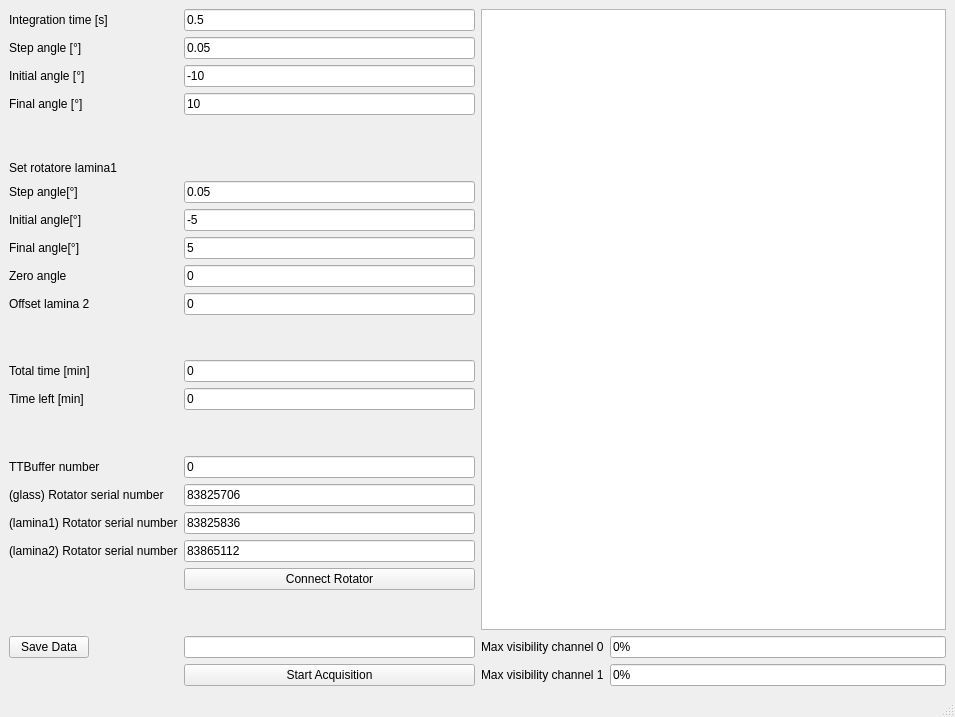
qLuxor/pylabtools, file timebin_lamina.ui: the form before one commit.
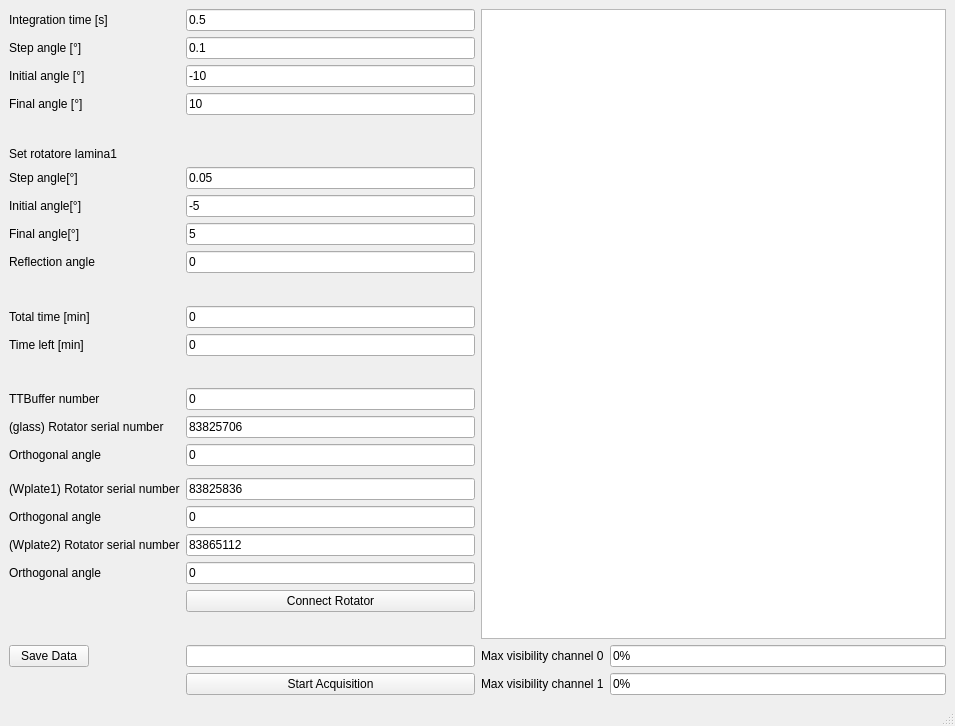
The form after the commit. Custom widgets are drawn as their Qt base class.

Commit message: Home position added

Diff of the .ui file:
```diff
--- a/timebin_lamina.ui
+++ b/timebin_lamina.ui
@@ -7,7 +7,7 @@
     <x>0</x>
     <y>0</y>
     <width>955</width>
-    <height>717</height>
+    <height>726</height>
    </rect>
   </property>
   <property name="windowTitle">
@@ -20,63 +20,63 @@
       <property name="fieldGrowthPolicy">
        <enum>QFormLayout::AllNonFixedFieldsGrow</enum>
       </property>
-      <item row="0" column="0">
+      <item row="2" column="0">
        <widget class="QLabel" name="label">
         <property name="text">
          <string>Integration time [s]</string>
         </property>
        </widget>
       </item>
-      <item row="0" column="1">
+      <item row="2" column="1">
        <widget class="QLineEdit" name="txtIntTime">
         <property name="text">
          <string>0.5</string>
         </property>
        </widget>
       </item>
-      <item row="1" column="0">
+      <item row="3" column="0">
        <widget class="QLabel" name="label_2">
         <property name="text">
          <string>Step angle [°]</string>
         </property>
        </widget>
       </item>
-      <item row="1" column="1">
+      <item row="3" column="1">
        <widget class="QLineEdit" name="txtStpAngle">
         <property name="text">
-         <string>0.05</string>
+         <string>0.1</string>
         </property>
        </widget>
       </item>
-      <item row="2" column="0">
+      <item row="4" column="0">
        <widget class="QLabel" name="label_3">
         <property name="text">
          <string>Initial angle [°]</string>
         </property>
        </widget>
       </item>
-      <item row="2" column="1">
+      <item row="4" column="1">
        <widget class="QLineEdit" name="txtIniAngle">
         <property name="text">
          <string>-10</string>
         </property>
        </widget>
       </item>
-      <item row="3" column="0">
+      <item row="5" column="0">
        <widget class="QLabel" name="label_4">
         <property name="text">
          <string>Final angle [°]</string>
         </property>
        </widget>
       </item>
-      <item row="3" column="1">
+      <item row="5" column="1">
        <widget class="QLineEdit" name="txtFinAngle">
         <property name="text">
          <string>10</string>
         </property>
        </widget>
       </item>
-      <item row="4" column="0">
+      <item row="6" column="0">
        <spacer name="verticalSpacer">
         <property name="orientation">
          <enum>Qt::Vertical</enum>
@@ -89,35 +89,111 @@
         </property>
        </spacer>
       </item>
+      <item row="7" column="0">
+       <widget class="QLabel" name="label_14">
+        <property name="text">
+         <string>Set rotatore lamina1</string>
+        </property>
+       </widget>
+      </item>
+      <item row="8" column="0">
+       <widget class="QLabel" name="label_11">
+        <property name="text">
+         <string>Step angle[°]</string>
+        </property>
+       </widget>
+      </item>
+      <item row="8" column="1">
+       <widget class="QLineEdit" name="txtStpAngleLamina">
+        <property name="text">
+         <string>0.05</string>
+        </property>
+       </widget>
+      </item>
+      <item row="9" column="0">
+       <widget class="QLabel" name="label_12">
+        <property name="text">
+         <string>Initial angle[°]</string>
+        </property>
+       </widget>
+      </item>
+      <item row="9" column="1">
+       <widget class="QLineEdit" name="txtIniAngleLamina">
+        <property name="text">
+         <string>-5</string>
+        </property>
+       </widget>
+      </item>
+      <item row="10" column="0">
+       <widget class="QLabel" name="label_13">
+        <property name="text">
+         <string>Final angle[°]</string>
+        </property>
+       </widget>
+      </item>
+      <item row="10" column="1">
+       <widget class="QLineEdit" name="txtFinAngleLamina">
+        <property name="text">
+         <string>5</string>
+        </property>
+       </widget>
+      </item>
+      <item row="11" column="0">
+       <widget class="QLabel" name="label_18">
+        <property name="text">
+         <string>Reflection angle</string>
+        </property>
+       </widget>
+      </item>
+      <item row="11" column="1">
+       <widget class="QLineEdit" name="txtZeroAngle">
+        <property name="text">
+         <string>0</string>
+        </property>
+       </widget>
+      </item>
       <item row="13" column="0">
+       <spacer name="verticalSpacer_2">
+        <property name="orientation">
+         <enum>Qt::Vertical</enum>
+        </property>
+        <property name="sizeHint" stdset="0">
+         <size>
+          <width>20</width>
+          <height>40</height>
+         </size>
+        </property>
+       </spacer>
+      </item>
+      <item row="14" column="0">
        <widget class="QLabel" name="label_5">
         <property name="text">
          <string>Total time [min]</string>
         </property>
        </widget>
       </item>
-      <item row="13" column="1">
+      <item row="14" column="1">
        <widget class="QLineEdit" name="txtTotTime">
         <property name="text">
          <string>0</string>
         </property>
        </widget>
       </item>
-      <item row="14" column="0">
+      <item row="15" column="0">
        <widget class="QLabel" name="label_7">
         <property name="text">
          <string>Time left [min]</string>
         </property>
        </widget>
       </item>
-      <item row="14" column="1">
+      <item row="15" column="1">
        <widget class="QLineEdit" name="txtTimeLeft">
         <property name="text">
          <string>0</string>
         </property>
        </widget>
       </item>
-      <item row="16" column="0">
+      <item row="17" column="0">
        <spacer name="verticalSpacer_3">
         <property name="orientation">
          <enum>Qt::Vertical</enum>
@@ -130,186 +206,141 @@
         </property>
        </spacer>
       </item>
-      <item row="18" column="0">
+      <item row="19" column="0">
        <widget class="QLabel" name="label_8">
         <property name="text">
          <string>TTBuffer number</string>
         </property>
        </widget>
       </item>
-      <item row="18" column="1">
+      <item row="19" column="1">
        <widget class="QLineEdit" name="txtBufferNo">
         <property name="text">
          <string>0</string>
         </property>
        </widget>
       </item>
-      <item row="20" column="1">
-       <widget class="QLineEdit" name="txtSN">
-        <property name="text">
-         <string>83825706</string>
-        </property>
-       </widget>
-      </item>
-      <item row="23" column="1">
-       <widget class="QPushButton" name="btnConnect">
-        <property name="text">
-         <string>Connect Rotator</string>
-        </property>
-       </widget>
-      </item>
-      <item row="20" column="0">
+      <item row="21" column="0">
        <widget class="QLabel" name="label_10">
         <property name="text">
          <string>(glass) Rotator serial number</string>
         </property>
        </widget>
       </item>
-      <item row="26" column="1">
-       <widget class="QPushButton" name="btnStart">
-        <property name="text">
-         <string>Start Acquisition</string>
-        </property>
-       </widget>
-      </item>
-      <item row="24" column="1">
-       <spacer name="verticalSpacer_4">
-        <property name="orientation">
-         <enum>Qt::Vertical</enum>
-        </property>
-        <property name="sizeHint" stdset="0">
-         <size>
-          <width>20</width>
-          <height>40</height>
-         </size>
-        </property>
-       </spacer>
-      </item>
-      <item row="25" column="1">
-       <widget class="QLineEdit" name="txtFileName"/>
-      </item>
-      <item row="25" column="0">
-       <widget class="QPushButton" name="btnSaveData">
-        <property name="text">
-         <string>Save Data</string>
-        </property>
-       </widget>
-      </item>
-      <item row="12" column="0">
-       <spacer name="verticalSpacer_2">
-        <property name="orientation">
-         <enum>Qt::Vertical</enum>
-        </property>
-        <property name="sizeHint" stdset="0">
-         <size>
-          <width>20</width>
-          <height>40</height>
-         </size>
-        </property>
-       </spacer>
-      </item>
-      <item row="6" column="0">
-       <widget class="QLabel" name="label_11">
-        <property name="text">
-         <string>Step angle[°]</string>
-        </property>
-       </widget>
-      </item>
-      <item row="7" column="0">
-       <widget class="QLabel" name="label_12">
-        <property name="text">
-         <string>Initial angle[°]</string>
-        </property>
-       </widget>
-      </item>
-      <item row="8" column="0">
-       <widget class="QLabel" name="label_13">
-        <property name="text">
-         <string>Final angle[°]</string>
-        </property>
-       </widget>
-      </item>
-      <item row="5" column="0">
-       <widget class="QLabel" name="label_14">
-        <property name="text">
-         <string>Set rotatore lamina1</string>
-        </property>
-       </widget>
-      </item>
-      <item row="6" column="1">
-       <widget class="QLineEdit" name="txtStpAngleLamina">
-        <property name="text">
-         <string>0.05</string>
-        </property>
-       </widget>
-      </item>
-      <item row="7" column="1">
-       <widget class="QLineEdit" name="txtIniAngleLamina">
-        <property name="text">
-         <string>-5</string>
-        </property>
-       </widget>
-      </item>
-      <item row="8" column="1">
-       <widget class="QLineEdit" name="txtFinAngleLamina">
-        <property name="text">
-         <string>5</string>
-        </property>
-       </widget>
-      </item>
       <item row="21" column="1">
+       <widget class="QLineEdit" name="txtSN">
+        <property name="text">
+         <string>83825706</string>
+        </property>
+       </widget>
+      </item>
+      <item row="22" column="0">
+       <widget class="QLabel" name="label_19">
+        <property name="text">
+         <string>Orthogonal angle</string>
+        </property>
+       </widget>
+      </item>
+      <item row="22" column="1">
+       <widget class="QLineEdit" name="txtAngleGlass">
+        <property name="text">
+         <string>0</string>
+        </property>
+       </widget>
+      </item>
+      <item row="25" column="1">
+       <layout class="QHBoxLayout" name="horizontalLayout_3"/>
+      </item>
+      <item row="26" column="0">
+       <widget class="QLabel" name="label_15">
+        <property name="text">
+         <string>(Wplate1) Rotator serial number</string>
+        </property>
+       </widget>
+      </item>
+      <item row="26" column="1">
        <widget class="QLineEdit" name="txtSNlamina">
         <property name="text">
          <string>83825836</string>
         </property>
        </widget>
       </item>
-      <item row="21" column="0">
-       <widget class="QLabel" name="label_15">
+      <item row="27" column="0">
+       <widget class="QLabel" name="label_20">
         <property name="text">
-         <string>(lamina1) Rotator serial number</string>
+         <string>Orthogonal angle</string>
         </property>
        </widget>
       </item>
-      <item row="22" column="1">
+      <item row="27" column="1">
+       <widget class="QLineEdit" name="txtAngleWplate1">
+        <property name="text">
+         <string>0</string>
+        </property>
+       </widget>
+      </item>
+      <item row="29" column="0">
+       <widget class="QLabel" name="label_16">
+        <property name="text">
+         <string>(Wplate2) Rotator serial number</string>
+        </property>
+       </widget>
+      </item>
+      <item row="29" column="1">
        <widget class="QLineEdit" name="txtSNlamina2">
         <property name="text">
          <string>83865112</string>
         </property>
        </widget>
       </item>
-      <item row="22" column="0">
-       <widget class="QLabel" name="label_16">
+      <item row="30" column="0">
+       <widget class="QLabel" name="label_21">
         <property name="text">
-         <string>(lamina2) Rotator serial number</string>
+         <string>Orthogonal angle</string>
         </property>
        </widget>
       </item>
-      <item row="10" column="0">
-       <widget class="QLabel" name="label_17">
+      <item row="30" column="1">
+       <widget class="QLineEdit" name="txtAngleWplate2">
         <property name="text">
-         <string>Offset lamina 2</string>
+         <string>0</string>
         </property>
        </widget>
       </item>
-      <item row="10" column="1">
-       <widget class="QLineEdit" name="txtOffsetLamina2">
+      <item row="31" column="1">
+       <widget class="QPushButton" name="btnConnect">
         <property name="text">
-         <string>0</string>
+         <string>Connect Rotator</string>
         </property>
        </widget>
       </item>
-      <item row="9" column="1">
-       <widget class="QLineEdit" name="txtZeroAngle">
+      <item row="32" column="1">
+       <spacer name="verticalSpacer_4">
+        <property name="orientation">
+         <enum>Qt::Vertical</enum>
+        </property>
+        <property name="sizeHint" stdset="0">
+         <size>
+          <width>20</width>
+          <height>40</height>
+         </size>
+        </property>
+       </spacer>
+      </item>
+      <item row="33" column="0">
+       <widget class="QPushButton" name="btnSaveData">
         <property name="text">
-         <string>0</string>
+         <string>Save Data</string>
         </property>
        </widget>
       </item>
-      <item row="9" column="0">
-       <widget class="QLabel" name="label_18">
+      <item row="33" column="1">
+       <widget class="QLineEdit" name="txtFileName"/>
+      </item>
+      <item row="34" column="1">
+       <widget class="QPushButton" name="btnStart">
         <property name="text">
-         <string>Zero angle</string>
+         <string>Start Acquisition</string>
         </property>
        </widget>
       </item>
```
The commit also changes 1 other file.
